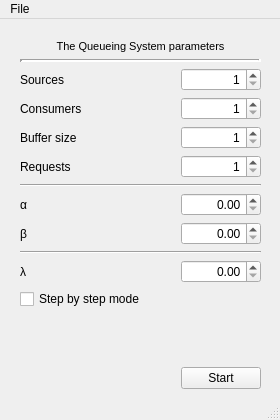
Old version of the form mainwindow.ui in the repository muzzy404/SMO-5sem.
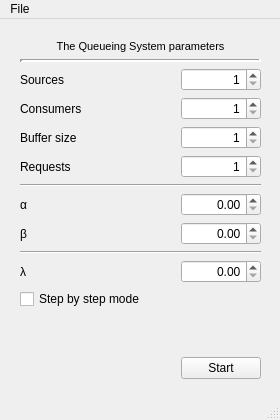
New version of the form.

Commit message: main settings window + step by step window

```diff
--- a/mainwindow.ui
+++ b/mainwindow.ui
@@ -10,6 +10,24 @@
     <height>420</height>
    </rect>
   </property>
+  <property name="sizePolicy">
+   <sizepolicy hsizetype="Minimum" vsizetype="Minimum">
+    <horstretch>0</horstretch>
+    <verstretch>0</verstretch>
+   </sizepolicy>
+  </property>
+  <property name="minimumSize">
+   <size>
+    <width>280</width>
+    <height>420</height>
+   </size>
+  </property>
+  <property name="maximumSize">
+   <size>
+    <width>280</width>
+    <height>420</height>
+   </size>
+  </property>
   <property name="windowTitle">
    <string>The Queueing System</string>
   </property>
@@ -20,7 +38,7 @@
       <x>10</x>
       <y>10</y>
       <width>261</width>
-      <height>371</height>
+      <height>361</height>
      </rect>
     </property>
     <layout class="QGridLayout" name="gridLayout">
```
Left out of the diff: 18 changed lines with no effect on the pictures. The commit also changes 7 other files.
